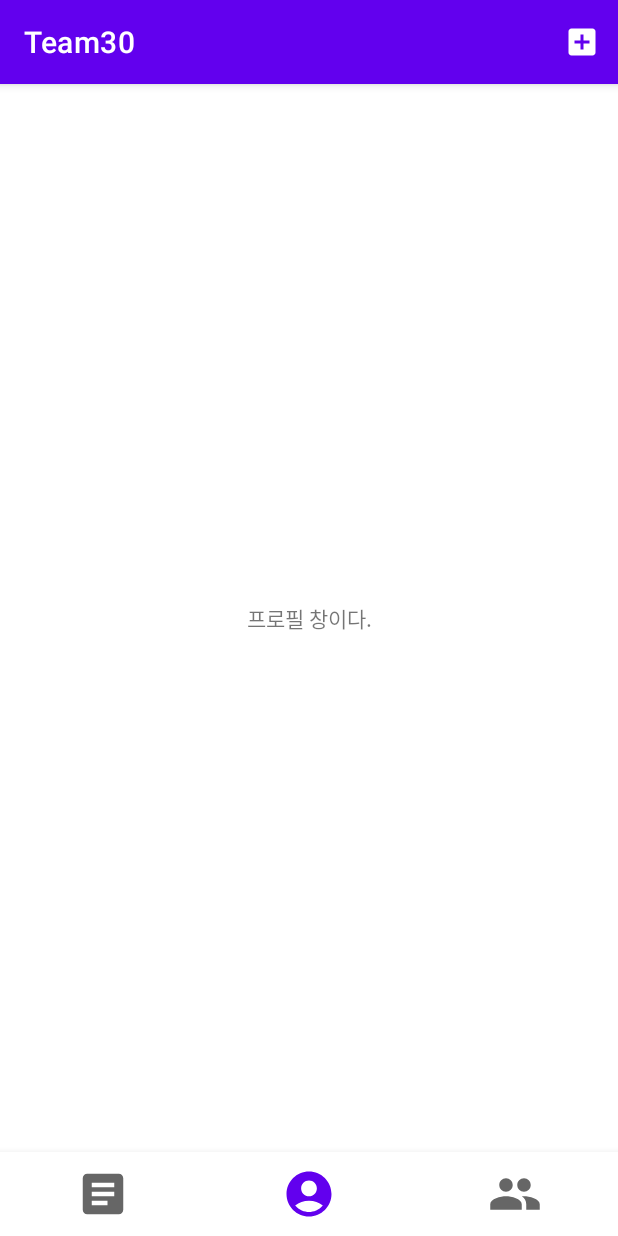
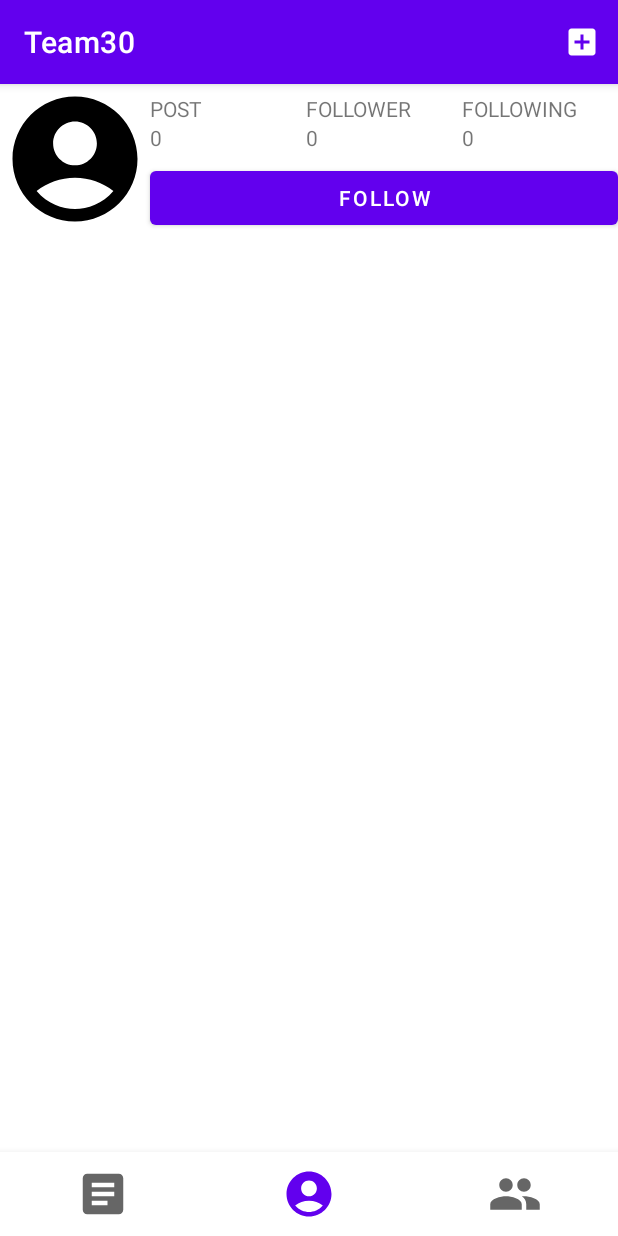
Before and after one commit to newJunsung/AdvancedMobileProgramming-Team30, an Android app: the SNSActivity screen opened directly, with no data from a screen before it, item 2 of the bottom bar chosen, on a phone screen of 412 x 824 dp. Run offline under Robolectric (Android 15) with nearby library versions, the phone set to English and light mode, and no system bars; our stand-ins replace Firebase (no records; nobody signed in at launch, a user with empty details on screens opened directly).

Commit message:
프로필 탭 구현

```diff
--- a/app/build.gradle
+++ b/app/build.gradle
@@ -2,6 +2,7 @@ plugins {
     id 'com.android.application'
     id 'org.jetbrains.kotlin.android'
     id 'com.google.gms.google-services'
+    id 'kotlin-android-extensions'
 }
 
 android {
--- a/app/src/main/java/com/example/team30/home/SNSActivity.kt
+++ b/app/src/main/java/com/example/team30/home/SNSActivity.kt
@@ -1,15 +1,10 @@
 package com.example.team30.home
 
-import android.Manifest
 import android.content.Intent
-import android.content.pm.PackageManager
 import androidx.appcompat.app.AppCompatActivity
 import android.os.Bundle
 import android.view.Menu
 import android.view.MenuItem
-import androidx.activity.result.contract.ActivityResultContracts
-import androidx.core.app.ActivityCompat
-import androidx.core.content.ContextCompat
 import com.example.team30.R
 import com.example.team30.databinding.ActivitySnsBinding
 import com.example.team30.home.feeds.FeedsFragment
@@ -17,6 +12,7 @@ import com.example.team30.home.friends.FriendsFragment
 import com.example.team30.home.profile.ProfileFragment
 import com.example.team30.post.AddPost
 import com.google.android.material.navigation.NavigationBarView
+import com.google.firebase.auth.FirebaseAuth
 
 class SNSActivity : AppCompatActivity(), NavigationBarView.OnItemSelectedListener {
     private lateinit var binding: ActivitySnsBinding
@@ -44,6 +40,10 @@ class SNSActivity : AppCompatActivity(), NavigationBarView.OnItemSelectedListene
             }
             R.id.tab_bar_profile -> {
                 profileFragment = ProfileFragment.newInstance()
+                var bundle = Bundle()
+                var uid = FirebaseAuth.getInstance().currentUser?.uid
+                bundle.putString("destinationUid", uid)
+                profileFragment.arguments = bundle
                 supportFragmentManager.beginTransaction().replace(R.id.fragments_frame, profileFragment).commit()
             }
             R.id.tab_bar_friends -> {
--- a/app/src/main/java/com/example/team30/home/profile/ProfileFragment.kt
+++ b/app/src/main/java/com/example/team30/home/profile/ProfileFragment.kt
@@ -2,15 +2,28 @@ package com.example.team30.home.profile
 
 import android.os.Bundle
 import android.util.Log
-import android.view.LayoutInflater
-import android.view.View
-import android.view.ViewGroup
+import android.view.*
+import android.widget.ImageView
+import androidx.appcompat.widget.LinearLayoutCompat
 import androidx.fragment.app.Fragment
+import androidx.recyclerview.widget.GridLayoutManager
+import androidx.recyclerview.widget.RecyclerView
+import com.bumptech.glide.Glide
+import com.bumptech.glide.request.RequestOptions
+import com.google.firebase.auth.FirebaseAuth
+import com.google.firebase.firestore.FirebaseFirestore
 import com.example.team30.R
+import com.example.team30.post.model.PostDTO
+import kotlinx.android.synthetic.main.fragment_profile.view.*
 
 class ProfileFragment: Fragment() {
+    var fragmentView: View? = null
+    var firestore: FirebaseFirestore? = null
+    var uid: String? = null
+    var auth: FirebaseAuth? = null
+
     companion object {
-        const val TAG: String = "로그"
+        const val TAG: String = "프로필"
 
         fun newInstance(): ProfileFragment {
             return ProfileFragment()
@@ -22,12 +35,60 @@ class ProfileFragment: Fragment() {
         Log.d(TAG, "프로필 창이다.")
     }
 
-    // fragment와 layout을 연결
     override fun onCreateView(
         inflater: LayoutInflater,
         container: ViewGroup?,
         savedInstanceState: Bundle?
     ): View? {
-        return inflater.inflate(R.layout.fragment_profile, container, false)
+        fragmentView = LayoutInflater.from(activity).inflate(R.layout.fragment_profile, container, false)
+        uid = arguments?.getString("destinationUid")
+        Log.d(TAG, "${uid}")
+        firestore = FirebaseFirestore.getInstance()
+        auth = FirebaseAuth.getInstance()
+
+        fragmentView?.user_recyclerview?.adapter = ProfileRecyclerViewAdapter()
+        fragmentView?.user_recyclerview?.layoutManager = GridLayoutManager(activity, 3)
+        return fragmentView
+    }
+
+    inner class ProfileRecyclerViewAdapter: RecyclerView.Adapter<RecyclerView.ViewHolder>() {
+        var PostDTOs: ArrayList<PostDTO> = arrayListOf()
+
+        init {
+            firestore?.collection("posts")?.whereEqualTo("uid", uid)?.addSnapshotListener { value, error ->
+                if (value == null) {
+                    return@addSnapshotListener
+                }
+
+                Log.d(TAG, "${value.documents.size}")
+                for (snapshot in value.documents) {
+                    PostDTOs.add(snapshot.toObject(PostDTO::class.java)!!)
+                }
+                fragmentView?.user_post_count?.text = PostDTOs.size.toString()
+                notifyDataSetChanged()
+            }
+        }
+
+        override fun onCreateViewHolder(parent: ViewGroup, viewType: Int): RecyclerView.ViewHolder {
+            var width = resources.displayMetrics.widthPixels / 3
+
+            var imageView = ImageView(parent.context)
+            imageView.layoutParams = LinearLayoutCompat.LayoutParams(width, width)
+            return CustomViewHolder(imageView)
+        }
+
+        inner class CustomViewHolder(var imageView: ImageView): RecyclerView.ViewHolder(imageView) {
+
+        }
+
+        override fun onBindViewHolder(holder: RecyclerView.ViewHolder, position: Int) {
+            var imageView = (holder as CustomViewHolder).imageView
+            Glide.with(holder.itemView.context).load(PostDTOs[position].imageUrl).apply(RequestOptions().centerCrop()).into(imageView)
+        }
+
+        override fun getItemCount(): Int {
+            return PostDTOs.size
+        }
+
     }
 }
--- a/app/src/main/res/layout/fragment_profile.xml
+++ b/app/src/main/res/layout/fragment_profile.xml
@@ -1,17 +1,88 @@
 <?xml version="1.0" encoding="utf-8"?>
-<androidx.constraintlayout.widget.ConstraintLayout xmlns:android="http://schemas.android.com/apk/res/android"
-    xmlns:app="http://schemas.android.com/apk/res-auto"
-    xmlns:tools="http://schemas.android.com/tools"
+<LinearLayout xmlns:android="http://schemas.android.com/apk/res/android"
+    android:orientation="vertical"
     android:layout_width="match_parent"
     android:layout_height="match_parent">
+    <RelativeLayout
+        android:layout_width="match_parent"
+        android:layout_height="100dp">
+        <ImageView
+            android:id="@+id/user_profile"
+            android:src="@drawable/ic_baseline_account_24"
+            android:layout_width="100dp"
+            android:layout_height="100dp" />
+        <Button
+            android:id="@+id/follow_button"
+            android:layout_width="match_parent"
+            android:layout_height="48dp"
+            android:layout_alignParentBottom="true"
+            android:layout_toEndOf="@id/user_profile"
+            android:text="FOLLOW" />
 
-    <TextView
-        android:id="@+id/textView3"
-        android:layout_width="wrap_content"
-        android:layout_height="wrap_content"
-        android:text="프로필 창이다."
-        app:layout_constraintBottom_toBottomOf="parent"
-        app:layout_constraintEnd_toEndOf="parent"
-        app:layout_constraintStart_toStartOf="parent"
-        app:layout_constraintTop_toTopOf="parent" />
-</androidx.constraintlayout.widget.ConstraintLayout>
+        <LinearLayout
+            android:gravity="center"
+            android:layout_width="match_parent"
+            android:layout_height="match_parent"
+            android:layout_toEndOf="@id/user_profile"
+            android:layout_above="@id/follow_button">
+
+            <LinearLayout
+                android:layout_width="0dp"
+                android:layout_height="wrap_content"
+                android:layout_gravity="center"
+                android:layout_weight="1"
+                android:orientation="vertical">
+                <TextView
+                    android:layout_width="wrap_content"
+                    android:layout_height="wrap_content"
+                    android:text="POST" />
+
+                <TextView
+                    android:id="@+id/user_post_count"
+                    android:layout_width="wrap_content"
+                    android:layout_height="wrap_content"
+                    android:text="0" />
+            </LinearLayout>
+
+            <LinearLayout
+                android:orientation="vertical"
+                android:layout_weight="1"
+                android:layout_gravity="center"
+                android:layout_width="0dp"
+                android:layout_height="wrap_content">
+                <TextView
+                    android:text="FOLLOWER"
+                    android:layout_width="wrap_content"
+                    android:layout_height="wrap_content" />
+                <TextView
+                    android:id="@+id/user_follower_count"
+                    android:text="0"
+                    android:layout_width="wrap_content"
+                    android:layout_height="wrap_content" />
+            </LinearLayout>
+
+            <LinearLayout
+                android:orientation="vertical"
+                android:layout_weight="1"
+                android:layout_gravity="center"
+                android:layout_width="0dp"
+                android:layout_height="wrap_content">
+                <TextView
+                    android:text="FOLLOWING"
+                    android:layout_width="wrap_content"
+                    android:layout_height="wrap_content" />
+                <TextView
+                    android:id="@+id/user_following_count"
+                    android:text="0"
+                    android:layout_width="wrap_content"
+                    android:layout_height="wrap_content" />
+            </LinearLayout>
+        </LinearLayout>
+    </RelativeLayout>
+    <androidx.recyclerview.widget.RecyclerView
+        android:id="@+id/user_recyclerview"
+        android:layout_width="match_parent"
+        android:layout_height="match_parent" >
+
+    </androidx.recyclerview.widget.RecyclerView>
+</LinearLayout>
```
